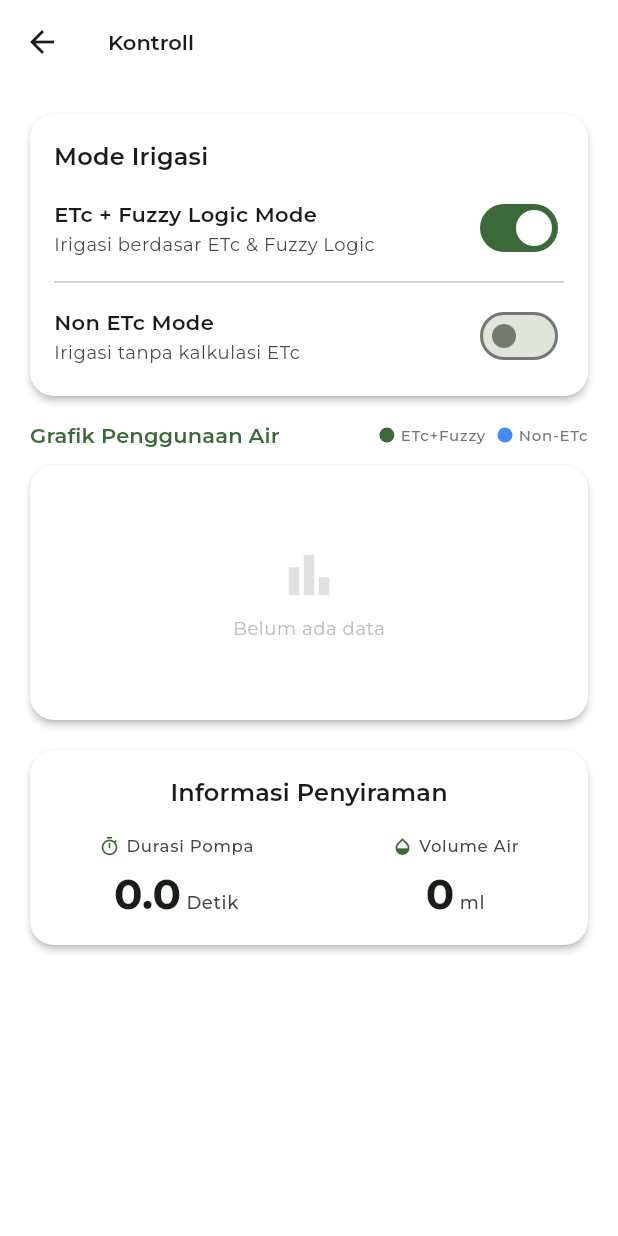
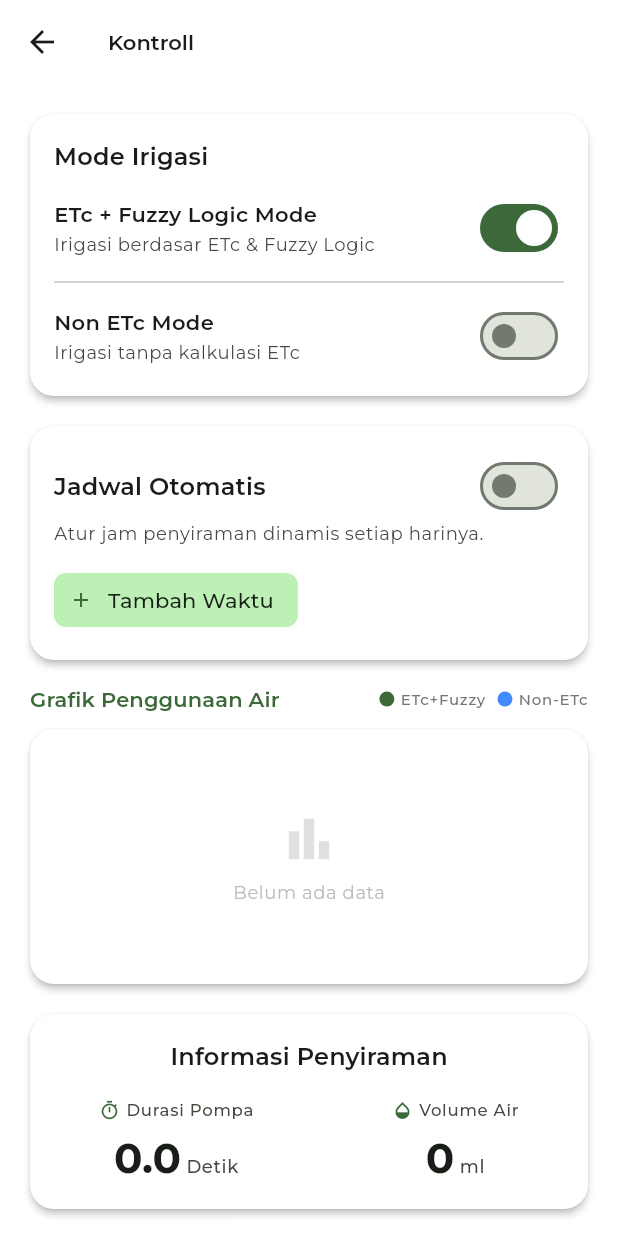
Before and after one commit to ilhampryga/Smart_Drip, a Flutter app: the ControlScreen screen opened directly, on a phone screen of 412 x 824 dp. Run offline on Flutter 3.47's test engine with Material 3 defaults, Android fonts, the light colour scheme and no system bars; our stand-ins replace firebase_core, firebase_database, fl_chart, geolocator, google_fonts; accounts and stored records are empty.

Commit message:
update jadwal irigasi

```diff
--- a/lib/screens/control_screen.dart
+++ b/lib/screens/control_screen.dart
@@ -49,6 +49,8 @@ class ControlScreen extends StatelessWidget {
                           }
                         },
                       ),
+                      const SizedBox(height: 12),
+                      const _ScheduleCard(),
                       const SizedBox(height: 12),
 
                       // Water usage bar chart
@@ -119,9 +121,6 @@ class ControlScreen extends StatelessWidget {
   }
 }
 
-// ---------------------------------------------------------------------------
-// Private irrigation mode card — with confirmation dialog on mode switch
-// ---------------------------------------------------------------------------
 
 class _IrrigationModeCard extends StatelessWidget {
   const _IrrigationModeCard({
@@ -264,3 +263,147 @@ class _ModeRow extends StatelessWidget {
     );
   }
 }
+
+class _ScheduleCard extends StatelessWidget {
+  const _ScheduleCard();
+
+  Future<bool> _confirmAction(BuildContext context, String title, String content) async {
+    final cs = Theme.of(context).colorScheme;
+
+    final confirmed = await showDialog<bool>(
+      context: context,
+      barrierDismissible: false,
+      builder: (ctx) => AlertDialog(
+        shape: RoundedRectangleBorder(borderRadius: BorderRadius.circular(20)),
+        title: Row(
+          children: [
+            Icon(Icons.help_outline_rounded, color: cs.primary, size: 26),
+            const SizedBox(width: 10),
+            Text(title),
+          ],
+        ),
+        content: Text(content),
+        actions: [
+          TextButton(
+            onPressed: () => Navigator.pop(ctx, false),
+            child: const Text('Batal'),
+          ),
+          ElevatedButton(
+            onPressed: () => Navigator.pop(ctx, true),
+            child: const Text('Ya'),
+          ),
+        ],
+      ),
+    );
+    return confirmed ?? false;
+  }
+
+  Future<void> _pickTime(BuildContext context, bool currentActive, List<String> currentTimes) async {
+    final TimeOfDay? picked = await showTimePicker(
+      context: context,
+      initialTime: TimeOfDay.now(),
+      builder: (BuildContext context, Widget? child) {
+        return MediaQuery(
+          data: MediaQuery.of(context).copyWith(alwaysUse24HourFormat: true),
+          child: child!,
+        );
+      },
+    );
+    if (picked != null) {
+      final hour = picked.hour.toString().padLeft(2, '0');
+      final minute = picked.minute.toString().padLeft(2, '0');
+      final timeStr = '$hour:$minute';
+
+      if (!currentTimes.contains(timeStr)) {
+        final yes = await _confirmAction(context, 'Simpan Jadwal', 'Apakah Anda yakin ingin menambahkan jadwal penyiraman pada pukul $timeStr?');
+        if (yes) {
+          final newTimes = List<String>.from(currentTimes)..add(timeStr);
+          await FirebaseService.instance.saveIrrigationSchedule(currentActive, newTimes);
+        }
+      }
+    }
+  }
+
+  @override
+  Widget build(BuildContext context) {
+    final theme = Theme.of(context);
+    final cs = theme.colorScheme;
+    final svc = FirebaseService.instance;
+
+    return StreamBuilder<Map<String, dynamic>>(
+      stream: svc.irrigationScheduleStream,
+      builder: (context, snap) {
+        final data = snap.data ?? {'is_active': false, 'times': <String>[]};
+        final isActive = data['is_active'] as bool;
+        final times = List<String>.from(data['times'] as List);
+
+        return Card(
+          child: Padding(
+            padding: const EdgeInsets.all(16.0),
+            child: Column(
+              crossAxisAlignment: CrossAxisAlignment.start,
+              children: [
+                Row(
+                  mainAxisAlignment: MainAxisAlignment.spaceBetween,
+                  children: [
+                    Text(
+                      'Jadwal Otomatis',
+                      style: theme.textTheme.titleMedium?.copyWith(
+                        fontWeight: FontWeight.w600,
+                        color: cs.onSurface,
+                      ),
+                    ),
+                    Switch(
+                      value: isActive,
+                      onChanged: (val) async {
+                        final action = val ? 'mengaktifkan' : 'menonaktifkan';
+                        final yes = await _confirmAction(context, 'Konfirmasi Jadwal', 'Apakah Anda yakin ingin $action jadwal otomatis?');
+                        if (yes) {
+                          await svc.saveIrrigationSchedule(val, times);
+                        }
+                      },
+                    ),
+                  ],
+                ),
+                Text(
+                  'Atur jam penyiraman dinamis setiap harinya.',
+                  style: theme.textTheme.bodySmall?.copyWith(
+                    color: cs.onSurfaceVariant,
+                  ),
+                ),
+                const SizedBox(height: 12),
+                Wrap(
+                  spacing: 8.0,
+                  runSpacing: 8.0,
+                  children: [
+                    ...times.map(
+                      (t) => InputChip(
+                        label: Text(t, style: const TextStyle(fontWeight: FontWeight.w600)),
+                        avatar: const Icon(Icons.access_time, size: 16, color: Colors.blueGrey),
+                        onDeleted: () async {
+                          final yes = await _confirmAction(context, 'Hapus Jadwal', 'Apakah Anda yakin ingin menghapus jadwal jam $t?');
+                          if (yes) {
+                            final newTimes = List<String>.from(times)..remove(t);
+                            await svc.saveIrrigationSchedule(isActive, newTimes);
+                          }
+                        },
+                        deleteIconColor: cs.error,
+                      ),
+                    ),
+                    ActionChip(
+                      label: const Text('Tambah Waktu'),
+                      avatar: const Icon(Icons.add, size: 16),
+                      onPressed: () => _pickTime(context, isActive, times),
+                      backgroundColor: cs.primaryContainer,
+                      side: BorderSide.none,
+                    ),
+                  ],
+                ),
+              ],
+            ),
+          ),
+        );
+      },
+    );
+  }
+}
```
Also changed, not shown: lib/services/firebase_service.dart (+33 -0 lines).
